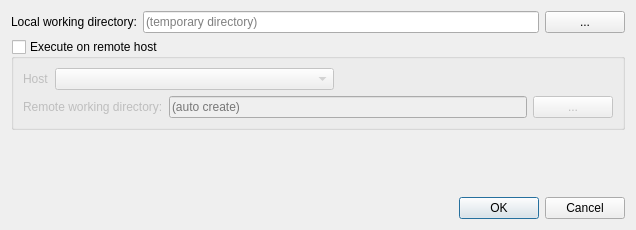
Before: the Qt Designer form src/workbench/qexecutionworkspacedialog.ui in hkroeger/insightcae, drawn with Qt 5.
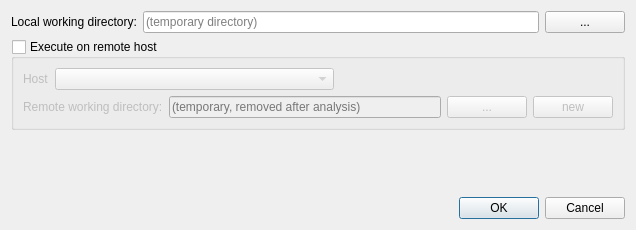
After: the same form once the commit is applied.

Commit message: check/display state of remote hosts

```diff
--- a/src/workbench/qexecutionworkspacedialog.ui
+++ b/src/workbench/qexecutionworkspacedialog.ui
@@ -103,7 +103,7 @@
         <item>
          <widget class="QLineEdit" name="leRemoteDirectory">
           <property name="placeholderText">
-           <string>(auto create)</string>
+           <string>(temporary, removed after analysis)</string>
           </property>
           <property name="clearButtonEnabled">
            <bool>true</bool>
@@ -117,6 +117,17 @@
           </property>
          </widget>
         </item>
+        <item>
+         <widget class="QPushButton" name="btnCreateRemoteDirectory">
+          <property name="toolTip">
+           <string>Create a new remote directory with a random name.
+Unlike the temporary directory, it is kept after the analysis.</string>
+          </property>
+          <property name="text">
+           <string>new</string>
+          </property>
+         </widget>
+        </item>
        </layout>
       </item>
      </layout>
```
The commit also changes 10 other files.
